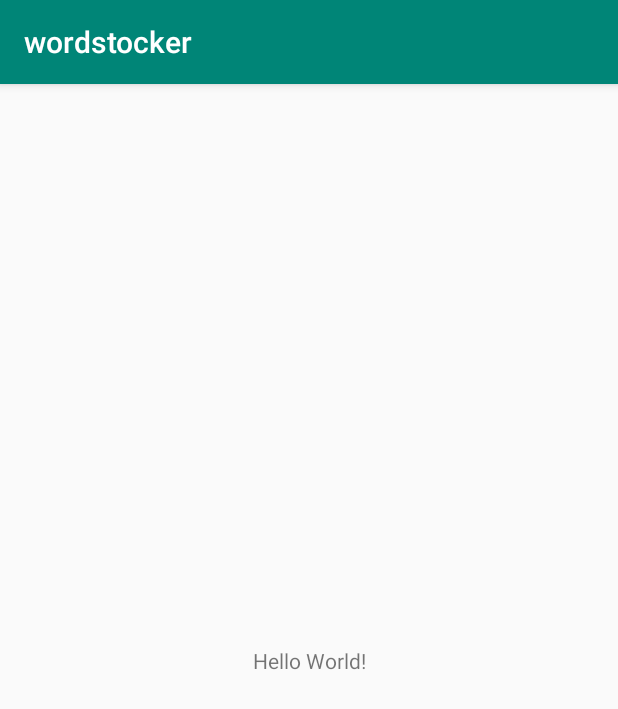
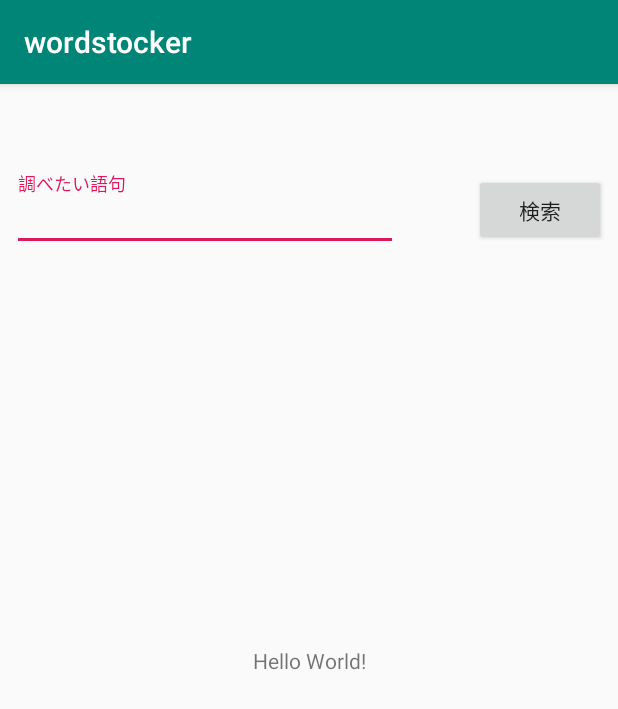
Before and after one commit to you00000saya/wordstocker, an Android app: the screen it shows after launch (MainActivity), on a phone screen of 412 x 824 dp. Shown: the top 709 px of the screen. Run offline under Robolectric (Android 15) with nearby library versions, the phone set to English and light mode, and no system bars.

Commit message:
Add search bar

```diff
--- a/app/src/main/res/layout/activity_main.xml
+++ b/app/src/main/res/layout/activity_main.xml
@@ -15,4 +15,33 @@
         app:layout_constraintRight_toRightOf="parent"
         app:layout_constraintTop_toTopOf="parent" />
 
+    <android.support.design.widget.TextInputLayout
+        android:id="@+id/textInputLayout"
+        android:layout_width="268dp"
+        android:layout_height="51dp"
+        android:layout_marginStart="8dp"
+        android:layout_marginLeft="8dp"
+        android:layout_marginTop="60dp"
+        app:layout_constraintStart_toStartOf="parent"
+        app:layout_constraintTop_toTopOf="parent">
+
+        <android.support.design.widget.TextInputEditText
+            android:layout_width="257dp"
+            android:layout_height="wrap_content"
+            android:hint="調べたい語句"
+            android:inputType="text" />
+
+    </android.support.design.widget.TextInputLayout>
+
+    <Button
+        android:id="@+id/button"
+        android:layout_width="wrap_content"
+        android:layout_height="wrap_content"
+        android:layout_marginTop="60dp"
+        android:layout_marginEnd="8dp"
+        android:layout_marginRight="8dp"
+        android:text="検索"
+        app:layout_constraintEnd_toEndOf="parent"
+        app:layout_constraintTop_toTopOf="parent" />
+
 </android.support.constraint.ConstraintLayout>
```
